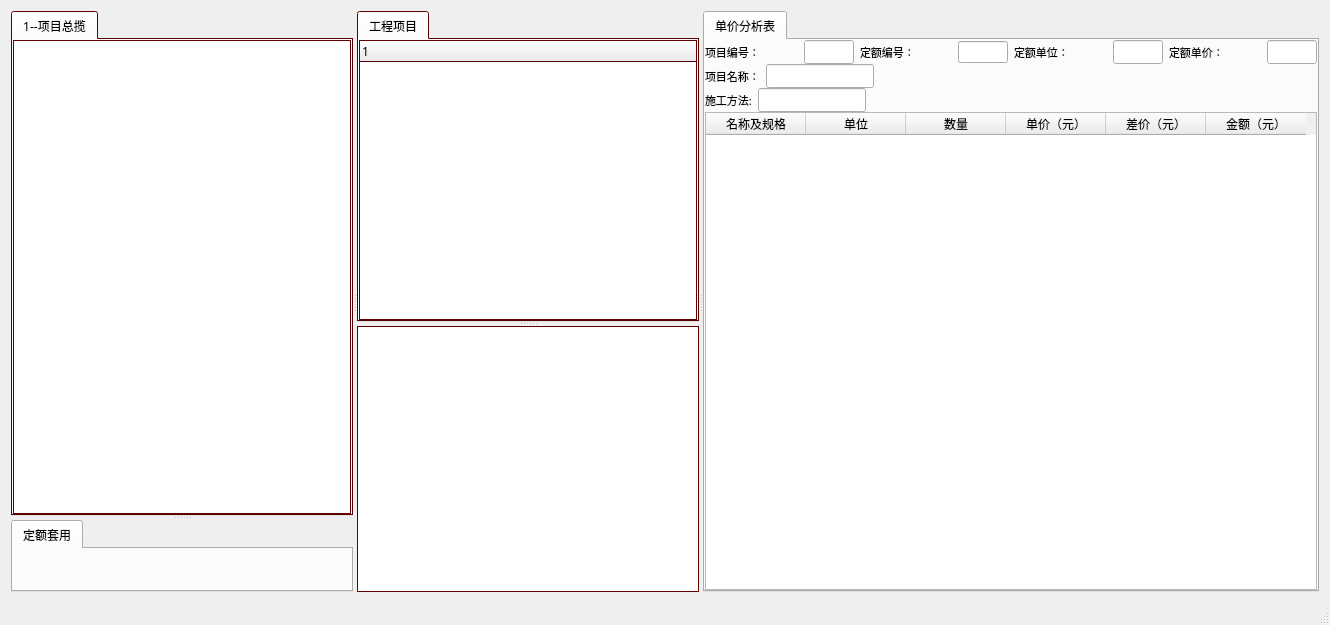
sun97530663/sdsl, file mainwindow.ui: the form before one commit.
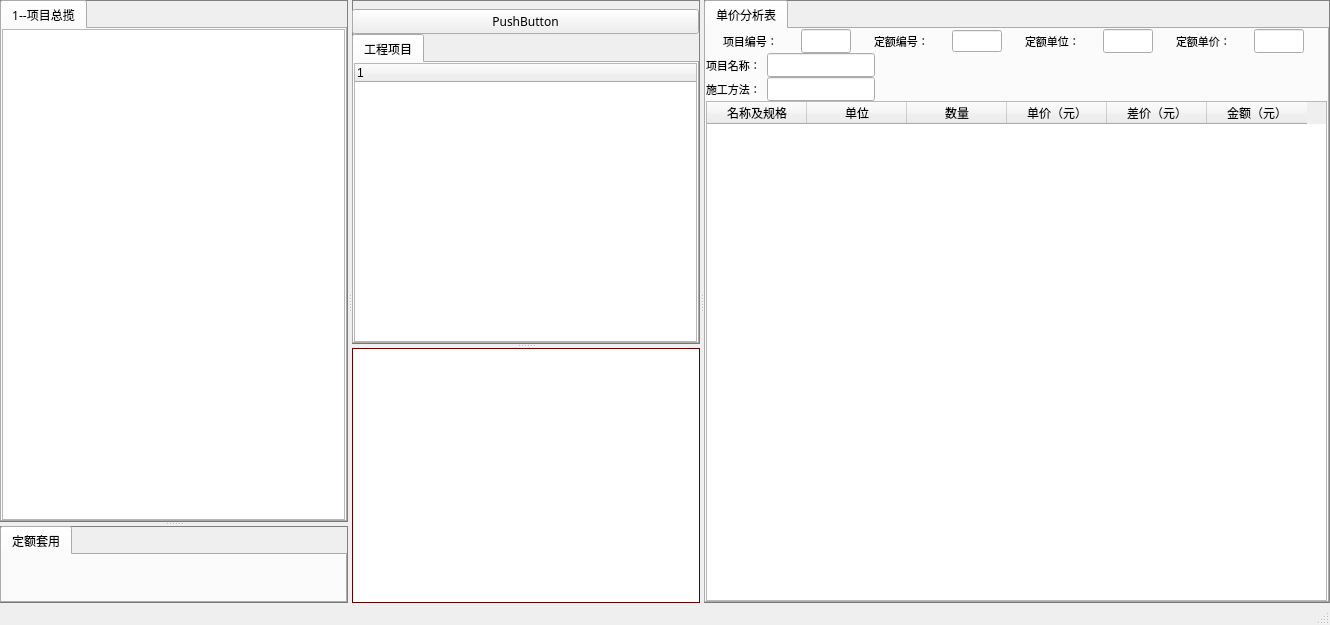
The form after the commit.

```diff
--- a/mainwindow.ui
+++ b/mainwindow.ui
@@ -22,218 +22,249 @@
    <property name="styleSheet">
     <string notr="true"/>
    </property>
+   <layout class="QHBoxLayout" name="horizontalLayout_4">
+    <property name="spacing">
+     <number>0</number>
+    </property>
+    <property name="leftMargin">
+     <number>0</number>
+    </property>
+    <property name="topMargin">
+     <number>0</number>
+    </property>
+    <property name="rightMargin">
+     <number>0</number>
+    </property>
+    <property name="bottomMargin">
+     <number>0</number>
+    </property>
+    <item>
+     <widget class="QSplitter" name="splitter_4">
+      <property name="palette">
+       <palette>
+        <active>
+         <colorrole role="Base">
+          <brush brushstyle="SolidPattern">
+           <color alpha="255">
+            <red>255</red>
+            <green>255</green>
+            <blue>255</blue>
+           </color>
+          </brush>
+         </colorrole>
+         <colorrole role="Window">
+          <brush brushstyle="SolidPattern">
+           <color alpha="255">
+            <red>128</red>
+            <green>0</green>
+            <blue>0</blue>
+           </color>
+          </brush>
+         </colorrole>
+        </active>
+        <inactive>
+         <colorrole role="Base">
+          <brush brushstyle="SolidPattern">
+           <color alpha="255">
+            <red>255</red>
+            <green>255</green>
+            <blue>255</blue>
+           </color>
+          </brush>
+         </colorrole>
+         <colorrole role="Window">
+          <brush brushstyle="SolidPattern">
+           <color alpha="255">
+            <red>128</red>
+            <green>0</green>
+            <blue>0</blue>
+           </color>
+          </brush>
+         </colorrole>
+        </inactive>
+        <disabled>
+         <colorrole role="Base">
+          <brush brushstyle="SolidPattern">
+           <color alpha="255">
+            <red>128</red>
+            <green>0</green>
+            <blue>0</blue>
+           </color>
+          </brush>
+         </colorrole>
+         <colorrole role="Window">
+          <brush brushstyle="SolidPattern">
+           <color alpha="255">
+            <red>128</red>
+            <green>0</green>
+            <blue>0</blue>
+           </color>
+          </brush>
+         </colorrole>
+        </disabled>
+       </palette>
+      </property>
+      <property name="orientation">
+       <enum>Qt::Horizontal</enum>
+      </property>
+      <widget class="QSplitter" name="splitter_3">
+       <property name="palette">
+        <palette>
+         <active>
+          <colorrole role="Base">
+           <brush brushstyle="SolidPattern">
+            <color alpha="255">
+             <red>255</red>
+             <green>255</green>
+             <blue>255</blue>
+            </color>
+           </brush>
+          </colorrole>
+          <colorrole role="Window">
+           <brush brushstyle="SolidPattern">
+            <color alpha="255">
+             <red>128</red>
+             <green>0</green>
+             <blue>0</blue>
+            </color>
+           </brush>
+          </colorrole>
+         </active>
+         <inactive>
+          <colorrole role="Base">
+           <brush brushstyle="SolidPattern">
+            <color alpha="255">
+             <red>255</red>
+             <green>255</green>
+             <blue>255</blue>
+            </color>
+           </brush>
+          </colorrole>
+          <colorrole role="Window">
+           <brush brushstyle="SolidPattern">
+            <color alpha="255">
+             <red>128</red>
+             <green>0</green>
+             <blue>0</blue>
+            </color>
+           </brush>
+          </colorrole>
+         </inactive>
+         <disabled>
+          <colorrole role="Base">
+           <brush brushstyle="SolidPattern">
+            <color alpha="255">
+             <red>128</red>
+             <green>0</green>
+             <blue>0</blue>
+            </color>
+           </brush>
+          </colorrole>
+          <colorrole role="Window">
+           <brush brushstyle="SolidPattern">
+            <color alpha="255">
+             <red>128</red>
+             <green>0</green>
+             <blue>0</blue>
+            </color>
+           </brush>
+          </colorrole>
+         </disabled>
+        </palette>
+       </property>
+       <property name="orientation">
+        <enum>Qt::Horizontal</enum>
+       </property>
+       <widget class="QSplitter" name="splitter">
+        <property name="palette">
+         <palette>
+          <active>
+           <colorrole role="Base">
+            <brush brushstyle="SolidPattern">
+             <color alpha="255">
+              <red>255</red>
+              <green>255</green>
+              <blue>255</blue>
+             </color>
+            </brush>
+           </colorrole>
+           <colorrole role="Window">
+            <brush brushstyle="SolidPattern">
+             <color alpha="255">
+              <red>128</red>
+              <green>0</green>
+              <blue>0</blue>
+             </color>
+            </brush>
+           </colorrole>
+          </active>
+          <inactive>
+           <colorrole role="Base">
+            <brush brushstyle="SolidPattern">
+             <color alpha="255">
+              <red>255</red>
+              <green>255</green>
+              <blue>255</blue>
+             </color>
+            </brush>
+           </colorrole>
+           <colorrole role="Window">
+            <brush brushstyle="SolidPattern">
+             <color alpha="255">
+              <red>128</red>
+              <green>0</green>
+              <blue>0</blue>
+             </color>
+            </brush>
+           </colorrole>
+          </inactive>
+          <disabled>
+           <colorrole role="Base">
+            <brush brushstyle="SolidPattern">
+             <color alpha="255">
+              <red>128</red>
+              <green>0</green>
+              <blue>0</blue>
+             </color>
+            </brush>
+           </colorrole>
+           <colorrole role="Window">
+            <brush brushstyle="SolidPattern">
+             <color alpha="255">
+              <red>128</red>
+              <green>0</green>
+              <blue>0</blue>
+             </color>
+            </brush>
+           </colorrole>
+          </disabled>
+         </palette>
+        </property>
+        <property name="orientation">
+         <enum>Qt::Vertical</enum>
+        </property>
+        <widget class="QWidget" name="widgetback1" native="true">
+         <property name="styleSheet">
+          <string notr="true">#widgetback1{
+border:1px solid gray;
+/*border-top:2px solid gray;*/
+
+}</string>
+         </property>
    <layout class="QVBoxLayout" name="verticalLayout_5">
+          <property name="leftMargin">
+           <number>0</number>
+          </property>
+          <property name="topMargin">
+           <number>0</number>
+          </property>
+          <property name="rightMargin">
+           <number>1</number>
+          </property>
+          <property name="bottomMargin">
+           <number>0</number>
+          </property>
     <item>
-     <widget class="QSplitter" name="mainsplitter">
-      <property name="palette">
-       <palette>
-        <active>
-         <colorrole role="Base">
-          <brush brushstyle="SolidPattern">
-           <color alpha="255">
-            <red>255</red>
-            <green>255</green>
-            <blue>255</blue>
-           </color>
-          </brush>
-         </colorrole>
-         <colorrole role="Window">
-          <brush brushstyle="SolidPattern">
-           <color alpha="255">
-            <red>128</red>
-            <green>0</green>
-            <blue>0</blue>
-           </color>
-          </brush>
-         </colorrole>
-        </active>
-        <inactive>
-         <colorrole role="Base">
-          <brush brushstyle="SolidPattern">
-           <color alpha="255">
-            <red>255</red>
-            <green>255</green>
-            <blue>255</blue>
-           </color>
-          </brush>
-         </colorrole>
-         <colorrole role="Window">
-          <brush brushstyle="SolidPattern">
-           <color alpha="255">
-            <red>128</red>
-            <green>0</green>
-            <blue>0</blue>
-           </color>
-          </brush>
-         </colorrole>
-        </inactive>
-        <disabled>
-         <colorrole role="Base">
-          <brush brushstyle="SolidPattern">
-           <color alpha="255">
-            <red>128</red>
-            <green>0</green>
-            <blue>0</blue>
-           </color>
-          </brush>
-         </colorrole>
-         <colorrole role="Window">
-          <brush brushstyle="SolidPattern">
-           <color alpha="255">
-            <red>128</red>
-            <green>0</green>
-            <blue>0</blue>
-           </color>
-          </brush>
-         </colorrole>
-        </disabled>
-       </palette>
-      </property>
-      <property name="orientation">
-       <enum>Qt::Horizontal</enum>
-      </property>
-      <widget class="QSplitter" name="splitterH">
-       <property name="minimumSize">
-        <size>
-         <width>600</width>
-         <height>0</height>
-        </size>
-       </property>
-       <property name="palette">
-        <palette>
-         <active>
-          <colorrole role="Base">
-           <brush brushstyle="SolidPattern">
-            <color alpha="255">
-             <red>255</red>
-             <green>255</green>
-             <blue>255</blue>
-            </color>
-           </brush>
-          </colorrole>
-          <colorrole role="Window">
-           <brush brushstyle="SolidPattern">
-            <color alpha="255">
-             <red>128</red>
-             <green>0</green>
-             <blue>0</blue>
-            </color>
-           </brush>
-          </colorrole>
-         </active>
-         <inactive>
-          <colorrole role="Base">
-           <brush brushstyle="SolidPattern">
-            <color alpha="255">
-             <red>255</red>
-             <green>255</green>
-             <blue>255</blue>
-            </color>
-           </brush>
-          </colorrole>
-          <colorrole role="Window">
-           <brush brushstyle="SolidPattern">
-            <color alpha="255">
-             <red>128</red>
-             <green>0</green>
-             <blue>0</blue>
-            </color>
-           </brush>
-          </colorrole>
-         </inactive>
-         <disabled>
-          <colorrole role="Base">
-           <brush brushstyle="SolidPattern">
-            <color alpha="255">
-             <red>128</red>
-             <green>0</green>
-             <blue>0</blue>
-            </color>
-           </brush>
-          </colorrole>
-          <colorrole role="Window">
-           <brush brushstyle="SolidPattern">
-            <color alpha="255">
-             <red>128</red>
-             <green>0</green>
-             <blue>0</blue>
-            </color>
-           </brush>
-          </colorrole>
-         </disabled>
-        </palette>
-       </property>
-       <property name="orientation">
-        <enum>Qt::Horizontal</enum>
-       </property>
-       <widget class="QSplitter" name="splitterVleft">
-        <property name="palette">
-         <palette>
-          <active>
-           <colorrole role="Base">
-            <brush brushstyle="SolidPattern">
-             <color alpha="255">
-              <red>255</red>
-              <green>255</green>
-              <blue>255</blue>
-             </color>
-            </brush>
-           </colorrole>
-           <colorrole role="Window">
-            <brush brushstyle="SolidPattern">
-             <color alpha="255">
-              <red>128</red>
-              <green>0</green>
-              <blue>0</blue>
-             </color>
-            </brush>
-           </colorrole>
-          </active>
-          <inactive>
-           <colorrole role="Base">
-            <brush brushstyle="SolidPattern">
-             <color alpha="255">
-              <red>255</red>
-              <green>255</green>
-              <blue>255</blue>
-             </color>
-            </brush>
-           </colorrole>
-           <colorrole role="Window">
-            <brush brushstyle="SolidPattern">
-             <color alpha="255">
-              <red>128</red>
-              <green>0</green>
-              <blue>0</blue>
-             </color>
-            </brush>
-           </colorrole>
-          </inactive>
-          <disabled>
-           <colorrole role="Base">
-            <brush brushstyle="SolidPattern">
-             <color alpha="255">
-              <red>128</red>
-              <green>0</green>
-              <blue>0</blue>
-             </color>
-            </brush>
-           </colorrole>
-           <colorrole role="Window">
-            <brush brushstyle="SolidPattern">
-             <color alpha="255">
-              <red>128</red>
-              <green>0</green>
-              <blue>0</blue>
-             </color>
-            </brush>
-           </colorrole>
-          </disabled>
-         </palette>
-        </property>
-        <property name="orientation">
-         <enum>Qt::Vertical</enum>
-        </property>
         <widget class="QTabWidget" name="tabWidget">
          <property name="font">
           <font>
@@ -247,7 +278,7 @@
           <attribute name="title">
            <string>1--项目总揽</string>
           </attribute>
-          <layout class="QVBoxLayout" name="verticalLayout">
+             <layout class="QHBoxLayout" name="horizontalLayout_5">
            <property name="spacing">
             <number>0</number>
            </property>
@@ -264,11 +295,42 @@
             <number>0</number>
            </property>
            <item>
-            <widget class="QTableWidget" name="tableWidget"/>
+               <widget class="QTableWidget" name="tableWidget">
+                <property name="sizePolicy">
+                 <sizepolicy hsizetype="Preferred" vsizetype="Preferred">
+                  <horstretch>0</horstretch>
+                  <verstretch>0</verstretch>
+                 </sizepolicy>
+                </property>
+               </widget>
            </item>
           </layout>
          </widget>
         </widget>
+          </item>
+         </layout>
+        </widget>
+        <widget class="QWidget" name="widgetback2" native="true">
+         <property name="styleSheet">
+          <string notr="true">#widgetback2{border:1px solid gray;}</string>
+         </property>
+         <layout class="QVBoxLayout" name="verticalLayout_6">
+          <property name="spacing">
+           <number>0</number>
+          </property>
+          <property name="leftMargin">
+           <number>0</number>
+          </property>
+          <property name="topMargin">
+           <number>0</number>
+          </property>
+          <property name="rightMargin">
+           <number>1</number>
+          </property>
+          <property name="bottomMargin">
+           <number>0</number>
+          </property>
+          <item>
         <widget class="QTabWidget" name="tabWidget_2">
          <property name="palette">
           <palette>
@@ -343,8 +405,11 @@
           </attribute>
          </widget>
         </widget>
-       </widget>
-       <widget class="QSplitter" name="splitterVmid">
+          </item>
+         </layout>
+        </widget>
+       </widget>
+       <widget class="QSplitter" name="splitter_2">
         <property name="palette">
          <palette>
           <active>
@@ -412,6 +477,34 @@
         <property name="orientation">
          <enum>Qt::Vertical</enum>
         </property>
+        <widget class="QWidget" name="widgetback3" native="true">
+         <property name="styleSheet">
+          <string notr="true">#widgetback3{border:1px solid gray;}</string>
+         </property>
+         <layout class="QVBoxLayout" name="verticalLayout_2">
+          <property name="spacing">
+           <number>0</number>
+          </property>
+          <property name="leftMargin">
+           <number>0</number>
+          </property>
+          <property name="topMargin">
+           <number>9</number>
+          </property>
+          <property name="rightMargin">
+           <number>1</number>
+          </property>
+          <property name="bottomMargin">
+           <number>0</number>
+          </property>
+          <item>
+           <widget class="QPushButton" name="pushButton">
+            <property name="text">
+             <string>PushButton</string>
+            </property>
+           </widget>
+          </item>
+          <item>
         <widget class="QTabWidget" name="tabWidget_3">
          <property name="font">
           <font>
@@ -425,7 +518,7 @@
           <attribute name="title">
            <string>工程项目</string>
           </attribute>
-          <layout class="QVBoxLayout" name="verticalLayout_2">
+             <layout class="QVBoxLayout" name="verticalLayout">
            <property name="spacing">
             <number>0</number>
            </property>
@@ -453,9 +546,33 @@
           </layout>
          </widget>
         </widget>
-        <widget class="QTableWidget" name="tableWidget_2"/>
-       </widget>
-      </widget>
+          </item>
+         </layout>
+        </widget>
+        <widget class="QTableWidget" name="tableWidgetChangeDE"/>
+       </widget>
+      </widget>
+      <widget class="QWidget" name="widgetback4" native="true">
+       <property name="styleSheet">
+        <string notr="true">#widgetback4{border:1px solid gray;}</string>
+       </property>
+       <layout class="QVBoxLayout" name="verticalLayout_7">
+        <property name="spacing">
+         <number>0</number>
+        </property>
+        <property name="leftMargin">
+         <number>0</number>
+        </property>
+        <property name="topMargin">
+         <number>0</number>
+        </property>
+        <property name="rightMargin">
+         <number>1</number>
+        </property>
+        <property name="bottomMargin">
+         <number>0</number>
+        </property>
+        <item>
       <widget class="QTabWidget" name="tabWidget_4">
        <property name="sizePolicy">
         <sizepolicy hsizetype="Expanding" vsizetype="Expanding">
@@ -585,6 +702,12 @@
              <layout class="QHBoxLayout" name="horizontalLayout">
               <item>
                <widget class="QLabel" name="label">
+                   <property name="sizePolicy">
+                    <sizepolicy hsizetype="Fixed" vsizetype="Preferred">
+                     <horstretch>0</horstretch>
+                     <verstretch>0</verstretch>
+                    </sizepolicy>
+                   </property>
                 <property name="font">
                  <font>
                   <family>微软雅黑</family>
@@ -599,7 +722,7 @@
               <item>
                <widget class="QLineEdit" name="lineEdit_3">
                 <property name="sizePolicy">
-                 <sizepolicy hsizetype="Fixed" vsizetype="Fixed">
+                    <sizepolicy hsizetype="Expanding" vsizetype="Fixed">
                   <horstretch>0</horstretch>
                   <verstretch>0</verstretch>
                  </sizepolicy>
@@ -620,6 +743,12 @@
               </item>
               <item>
                <widget class="QLabel" name="label_2">
+                   <property name="sizePolicy">
+                    <sizepolicy hsizetype="Fixed" vsizetype="Preferred">
+                     <horstretch>0</horstretch>
+                     <verstretch>0</verstretch>
+                    </sizepolicy>
+                   </property>
                 <property name="font">
                  <font>
                   <family>微软雅黑</family>
@@ -634,7 +763,7 @@
               <item>
                <widget class="QLineEdit" name="lineEdit_4">
                 <property name="sizePolicy">
-                 <sizepolicy hsizetype="Fixed" vsizetype="Fixed">
+                    <sizepolicy hsizetype="Preferred" vsizetype="Fixed">
                   <horstretch>0</horstretch>
                   <verstretch>0</verstretch>
                  </sizepolicy>
@@ -654,6 +783,12 @@
               </item>
               <item>
                <widget class="QLabel" name="label_3">
+                   <property name="sizePolicy">
+                    <sizepolicy hsizetype="Fixed" vsizetype="Preferred">
+                     <horstretch>0</horstretch>
+                     <verstretch>0</verstretch>
+                    </sizepolicy>
+                   </property>
                 <property name="font">
                  <font>
                   <family>微软雅黑</family>
@@ -668,7 +803,7 @@
               <item>
                <widget class="QLineEdit" name="lineEdit_5">
                 <property name="sizePolicy">
-                 <sizepolicy hsizetype="Fixed" vsizetype="Fixed">
+                    <sizepolicy hsizetype="Preferred" vsizetype="Fixed">
                   <horstretch>0</horstretch>
                   <verstretch>0</verstretch>
                  </sizepolicy>
@@ -689,8 +824,15 @@
               </item>
               <item>
                <widget class="QLabel" name="label_4">
+                   <property name="sizePolicy">
+                    <sizepolicy hsizetype="Fixed" vsizetype="Preferred">
+                     <horstretch>0</horstretch>
+                     <verstretch>0</verstretch>
+                    </sizepolicy>
+                   </property>
                 <property name="font">
                  <font>
+                     <family>微软雅黑</family>
                   <pointsize>8</pointsize>
                  </font>
                 </property>
@@ -702,7 +844,7 @@
               <item>
                <widget class="QLineEdit" name="lineEdit_6">
                 <property name="sizePolicy">
-                 <sizepolicy hsizetype="Fixed" vsizetype="Fixed">
+                    <sizepolicy hsizetype="Preferred" vsizetype="Fixed">
                   <horstretch>0</horstretch>
                   <verstretch>0</verstretch>
                  </sizepolicy>
@@ -791,7 +933,7 @@
                  </font>
                 </property>
                 <property name="text">
-                 <string>施工方法:</string>
+                    <string>施工方法：</string>
                 </property>
                </widget>
               </item>
@@ -865,6 +1007,9 @@
          </item>
         </layout>
        </widget>
+         </widget>
+        </item>
+       </layout>
       </widget>
      </widget>
     </item>
```
Lines whose indentation alone changed are shown as unchanged.
